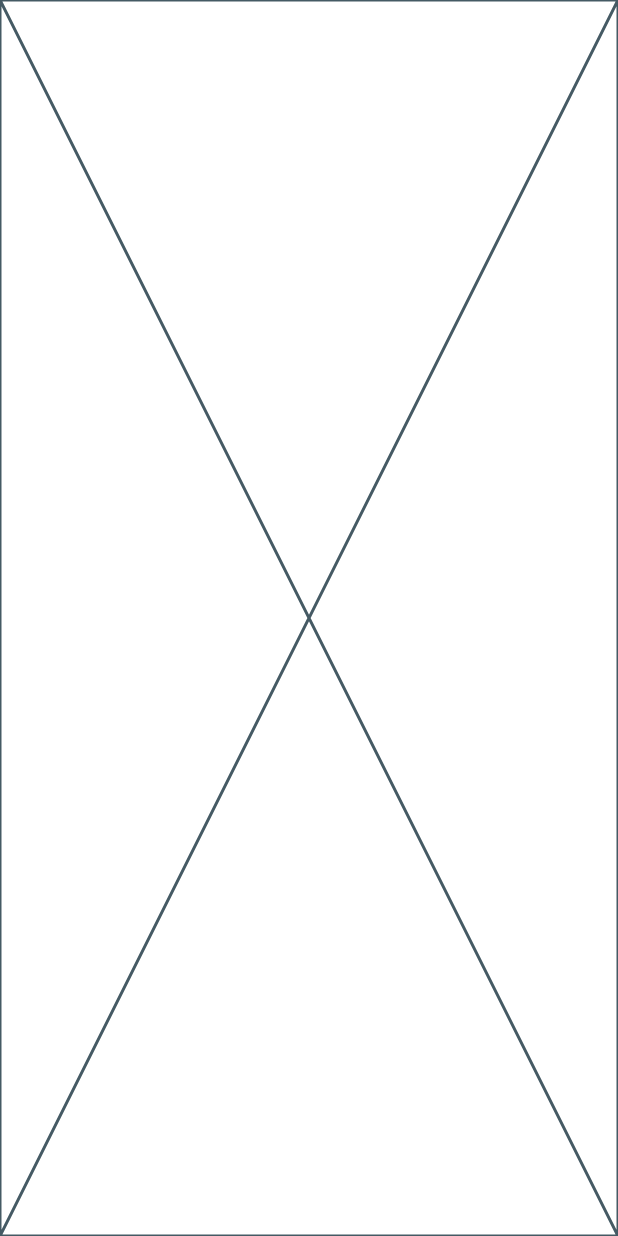
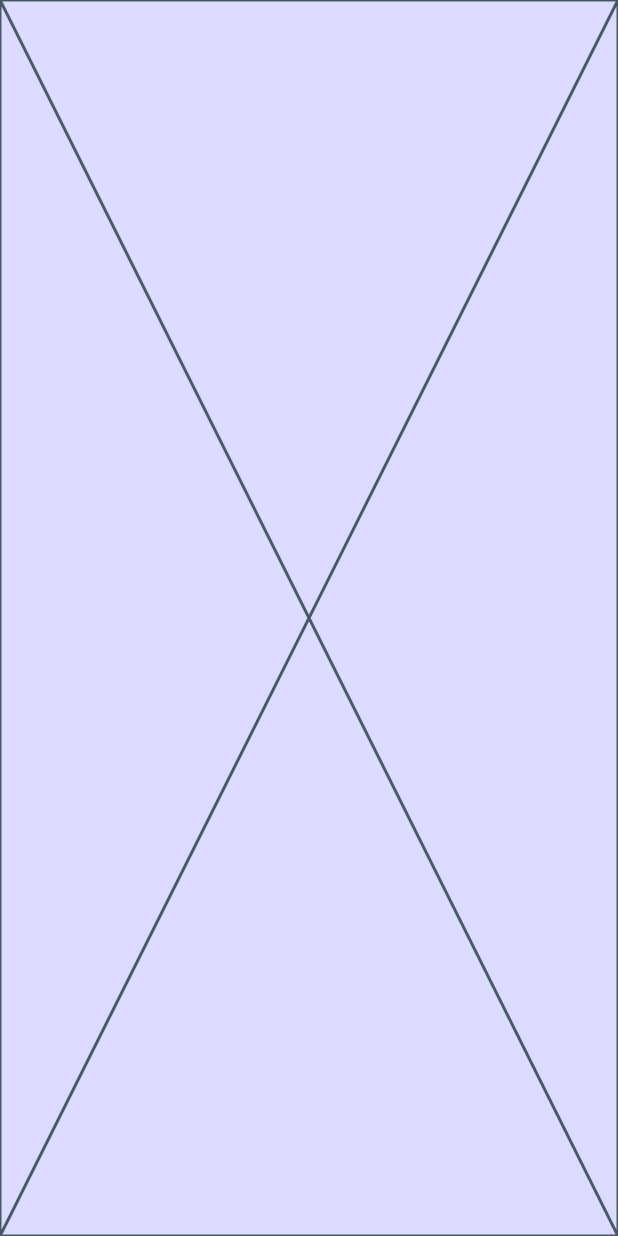
Before and after one commit to RiyazurRazak/anzen-manager, a Flutter app: the screen it shows after launch, on a phone screen of 412 x 824 dp. Run offline on Flutter 3.47's test engine with Material 2 defaults, Android fonts, the phone set to English and light mode, and no system bars; our stand-ins replace device_info_plus, flutter_secure_storage, get, google_fonts, hive, hive_flutter and 1 more; accounts and stored records are empty; network calls fail.

Commit message:
Update: homescreen page added with bg

```diff
--- a/frontend/lib/constants/app_colors.dart
+++ b/frontend/lib/constants/app_colors.dart
@@ -2,4 +2,5 @@ import 'package:flutter/material.dart';
 
 class AppColors {
   static Color splashScreenBackground = const Color(0XFF7586E2);
+  static Color primaryBackground = const Color(0XFFDCDBFF);
 }
--- a/frontend/lib/screens/HomeScreen/home_screen.dart
+++ b/frontend/lib/screens/HomeScreen/home_screen.dart
@@ -1,4 +1,5 @@
 import 'package:flutter/material.dart';
+import 'package:frontend/constants/app_colors.dart';
 
 class HomeScreen extends StatefulWidget {
   const HomeScreen({super.key});
@@ -10,6 +11,11 @@ class HomeScreen extends StatefulWidget {
 class _HomeScreenState extends State<HomeScreen> {
   @override
   Widget build(BuildContext context) {
-    return const Placeholder();
+    return Scaffold(
+      backgroundColor: AppColors.primaryBackground,
+      body: SafeArea(
+        child: Placeholder(),
+      ),
+    );
   }
 }
```
